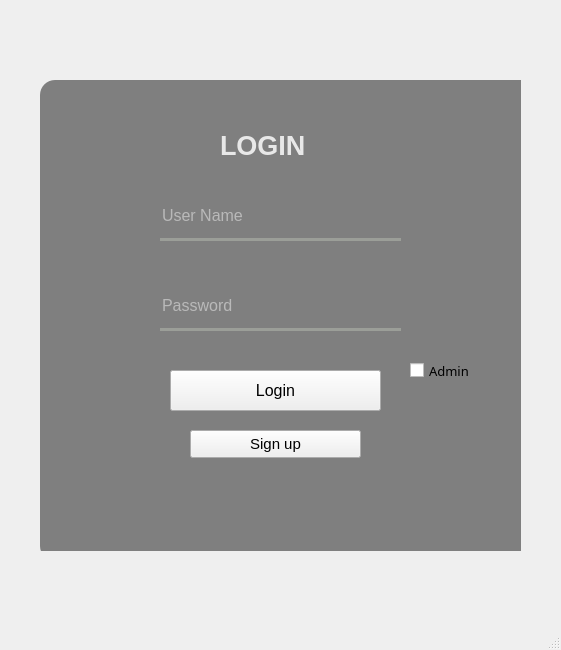
Qt form login form.ui (AlphaAnas/database-managment-system-using-SQL-and-PYQT-5-and-PYQT-6) before a commit.
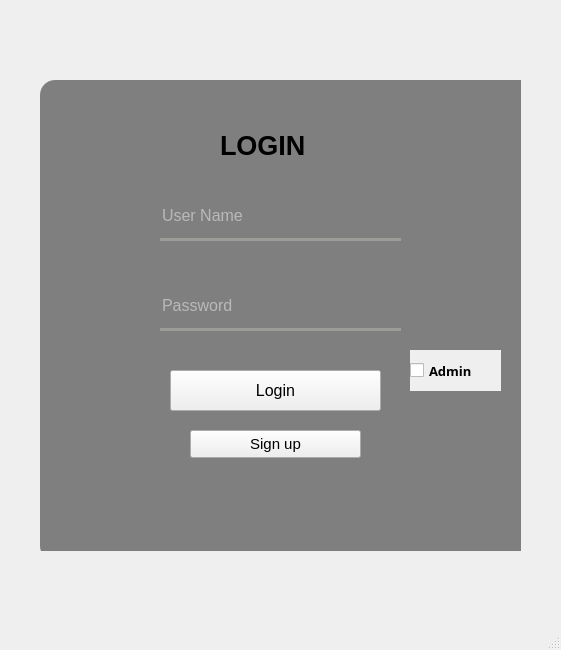
The same form after that commit. Icons and pictures are not drawn.

```diff
--- a/login form.ui
+++ b/login form.ui
@@ -60,7 +60,7 @@
       </font>
      </property>
      <property name="styleSheet">
-      <string notr="true">color: rgba(255,255,255,210);
+      <string notr="true">color: rgba(0,0,0,1);
 </string>
      </property>
      <property name="text">
@@ -233,8 +233,13 @@
       <font>
        <family>Rockwell</family>
        <pointsize>10</pointsize>
+       <weight>75</weight>
+       <bold>true</bold>
       </font>
      </property>
+     <property name="autoFillBackground">
+      <bool>true</bool>
+     </property>
      <property name="text">
       <string>Admin</string>
      </property>
```
Left out of the diff: 2 changed lines with no effect on the pictures.
